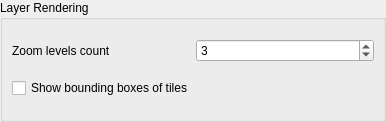
qgis/QGIS, file src/ui/3d/qgsvectorlayer3dpropertieswidget.ui: the form before one commit.
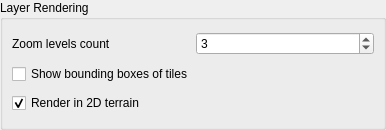
The form after the commit. Custom widgets are drawn as their Qt base class.

Commit message: add optional layer rendering to 3D terrain

What changed in the file:
```diff
--- a/src/ui/3d/qgsvectorlayer3dpropertieswidget.ui
+++ b/src/ui/3d/qgsvectorlayer3dpropertieswidget.ui
@@ -7,7 +7,7 @@
     <x>0</x>
     <y>0</y>
     <width>386</width>
-    <height>122</height>
+    <height>130</height>
    </rect>
   </property>
   <property name="windowTitle">
@@ -63,6 +63,16 @@
         </property>
        </widget>
       </item>
+      <item>
+       <widget class="QCheckBox" name="mRenderTo3dTerrainCheckBox">
+        <property name="text">
+         <string>Render in 2D terrain</string>
+        </property>
+        <property name="checked">
+         <bool>true</bool>
+        </property>
+       </widget>
+      </item>
      </layout>
     </widget>
    </item>
```
The commit also changes 9 other files.
